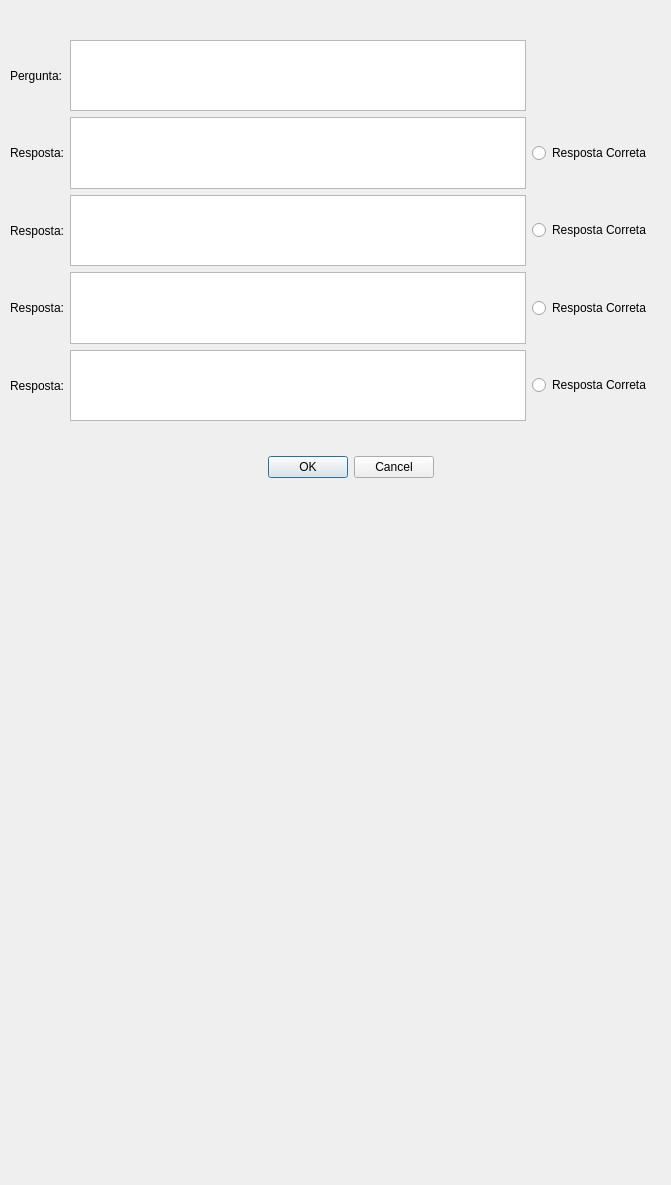
Old version of the form anatomy/newquestionwindow.ui in the repository caiovosilva/anatomy.
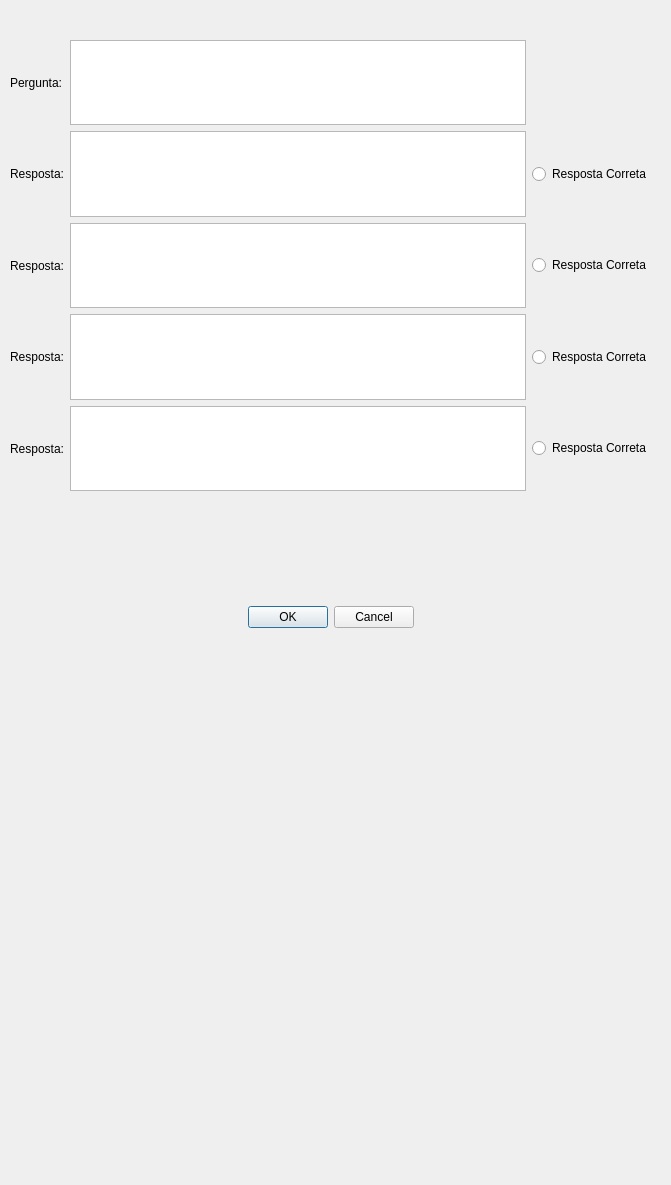
New version of the form.

```diff
--- a/anatomy/newquestionwindow.ui
+++ b/anatomy/newquestionwindow.ui
@@ -16,8 +16,8 @@
   <widget class="QDialogButtonBox" name="buttonBox">
    <property name="geometry">
     <rect>
-     <x>260</x>
-     <y>450</y>
+     <x>240</x>
+     <y>600</y>
      <width>174</width>
      <height>34</height>
     </rect>
@@ -32,7 +32,7 @@
      <x>10</x>
      <y>40</y>
      <width>641</width>
-     <height>381</height>
+     <height>451</height>
     </rect>
    </property>
    <layout class="QGridLayout" name="gridLayout">
```
Left out of the diff: 8 changed lines with no effect on the pictures.
